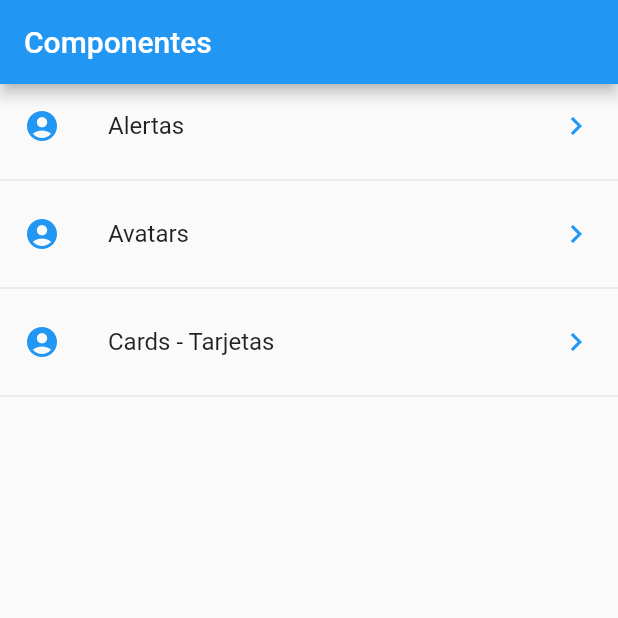
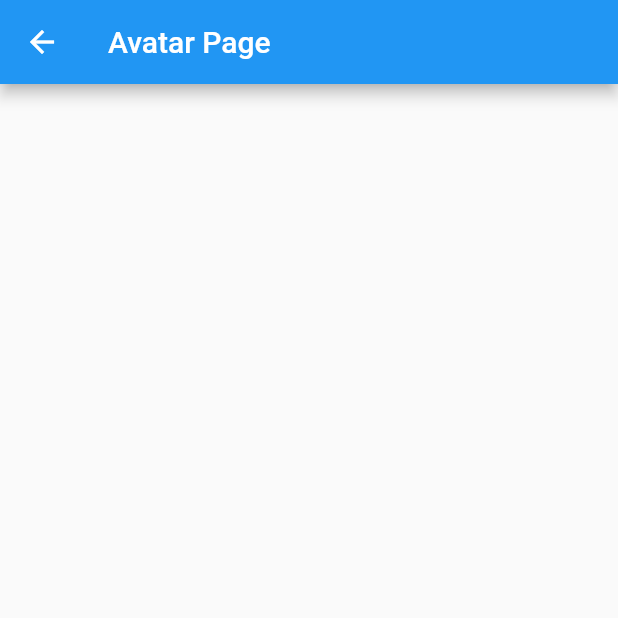
Before and after one commit to cv1927/component_app, a Flutter app: the screen it shows after launch, after a tap on "Avatars", on a phone screen of 412 x 824 dp, the top half of it. Run offline on Flutter 3.47's test engine with Material 2 defaults, Android fonts, the phone set to English and light mode, and no system bars; network calls fail.

Commit message:
diseño de card y modularización de las routas de páginas

```diff
--- a/lib/main.dart
+++ b/lib/main.dart
@@ -1,7 +1,10 @@
+import 'package:componentes/src/routes/routes.dart';
 import 'package:flutter/material.dart';
 
 //import 'package:componentes/src/pages/home_temp.dart';
-import 'package:componentes/src/pages/home_page.dart';
+// import 'package:componentes/src/pages/home_page.dart';
+// import 'package:componentes/src/pages/avatar_page.dart';
+import 'package:componentes/src/pages/alert_page.dart';
 
 void main() => runApp(MyApp());
 
@@ -12,7 +15,22 @@ class MyApp extends StatelessWidget {
       title: 'Componentes App',
       debugShowCheckedModeBanner: false,
       //home: HomePageTemp()
-      home: HomePage(),
+      //home: HomePage(),
+      initialRoute: '/',
+      /*routes: <String, WidgetBuilder>{
+        '/': (BuildContext context) => HomePage(),
+        'alert': (BuildContext context) => AlertPage(),
+        'avatar': (BuildContext context) => AvatarPage()
+      },*/
+      routes: getApplicationRoutes(),
+      /*onGenerateRoute: ( settings ){
+
+        print('Ruta llamada: ${settings}');
+
+        return MaterialPageRoute(
+          builder: ( BuildContext context) => AlertPage()
+        );
+      },*/
     );
   }
 }
--- /dev/null
+++ b/lib/src/pages/avatar_page.dart
@@ -0,0 +1,13 @@
+import 'package:flutter/material.dart';
+
+class AvatarPage extends StatelessWidget {
+
+  @override
+  Widget build(BuildContext context) {
+    return Scaffold(
+      appBar: AppBar(
+        title: Text('Avatar Page'),
+      ),
+    );
+  }
+}
--- a/lib/src/pages/home_page.dart
+++ b/lib/src/pages/home_page.dart
@@ -1,5 +1,10 @@
+import 'package:flutter/material.dart';
+
 import 'package:componentes/src/providers/menu_provider.dart';
-import 'package:flutter/material.dart';
+
+import 'package:componentes/src/utils/icon_string_util.dart';
+
+// import 'package:componentes/src/pages/alert_page.dart';
 
 class HomePage extends StatelessWidget {
 
@@ -29,7 +34,7 @@ class HomePage extends StatelessWidget {
       builder: (context, AsyncSnapshot<List<dynamic>> snapshot) {
 
         return ListView(
-          children: _listaItems( snapshot.data ),
+          children: _listaItems( snapshot.data, context ),
         );
 
       },
@@ -41,7 +46,7 @@ class HomePage extends StatelessWidget {
 
   }
 
-  List<Widget> _listaItems( List<dynamic> data ) {
+  List<Widget> _listaItems( List<dynamic> data, BuildContext context ) {
 
     /*return [
       ListTile( title: Text('Hola Mundo'),),
@@ -56,10 +61,21 @@ class HomePage extends StatelessWidget {
     data.forEach((opt) {
       final widgetTemp = ListTile(
         title: Text( opt['texto'] ),
-        leading: Icon(Icons.account_circle, color: Colors.blue,),
+        leading: getIcon(opt['icon']),
         trailing: Icon(Icons.keyboard_arrow_right, color: Colors.blue,),
         onTap: () {
 
+          /*final route = MaterialPageRoute(
+            builder: ( context ) {
+              return AlertPage();
+            },
+
+            builder: ( context ) => AlertPage()
+
+          );
+          Navigator.push(context, route);*/
+
+          Navigator.pushNamed(context, opt['ruta']);
         },
       );
 
--- /dev/null
+++ b/lib/src/routes/routes.dart
@@ -0,0 +1,24 @@
+import 'package:flutter/material.dart';
+
+import '../pages/home_page.dart';
+import 'package:componentes/src/pages/avatar_page.dart';
+import 'package:componentes/src/pages/alert_page.dart';
+import 'package:componentes/src/pages/card_page.dart';
+
+Map<String, WidgetBuilder> getApplicationRoutes(){
+
+  return <String, WidgetBuilder>{
+    '/' : (BuildContext context) => HomePage(),
+    'alert' : (BuildContext context) => AlertPage(),
+    'avatar' : (BuildContext context) => AvatarPage(),
+    'card': (BuildContext context) => CardPage()
+  };
+
+}
+
+
+// final rutas = <String, WidgetBuilder>{
+//   '/': (BuildContext context) => HomePage(),
+//   'alert': (BuildContext context) => AlertPage(),
+//   'avatar': (BuildContext context) => AvatarPage()
+// };
--- /dev/null
+++ b/lib/src/utils/icon_string_util.dart
@@ -0,0 +1,12 @@
+import 'package:flutter/material.dart';
+
+final _icons = <String,IconData>{
+  'add_alert'     : Icons.add_alert,
+  'accessibility' : Icons.accessibility,
+  'folder_open'   : Icons.folder_open,
+};
+
+
+Icon getIcon( String nombreIcono ) {
+  return Icon(_icons[nombreIcono], color: Colors.blue,);
+}
--- a/pubspec.yaml
+++ b/pubspec.yaml
@@ -43,7 +43,7 @@ flutter:
   # To add assets to your application, add an assets section, like this:
   assets:
    - data/menu_opts.json
-  #  - images/a_dot_ham.jpeg
+   - assets/
 
   # An image asset can refer to one or more resolution-specific "variants", see
   # https://flutter.dev/assets-and-images/#resolution-aware.
```
Also changed, not shown: lib/src/pages/alert_page.dart (added, +19 -0 lines), lib/src/pages/card_page.dart (added, +140 -0 lines), assets/jar-loading.gif (added).
